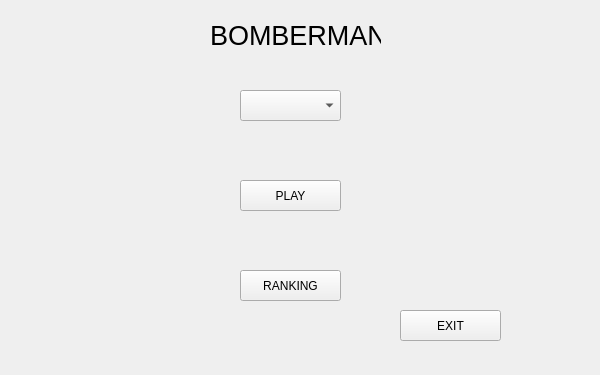
Before: the Qt Designer form Classes/GUI/game.ui in EKaczmarek/BomberMan, drawn with Qt 5.
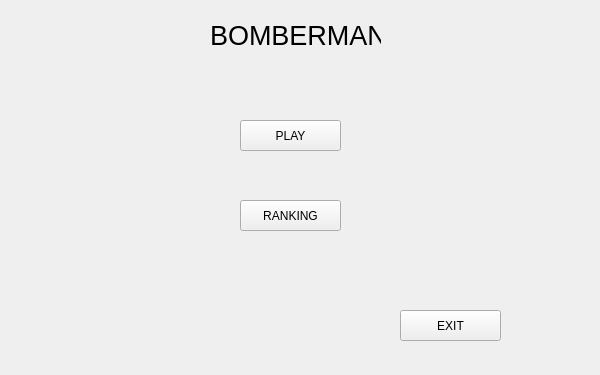
After: the same form once the commit is applied.

The edit to the form file:
```diff
--- a/Classes/GUI/game.ui
+++ b/Classes/GUI/game.ui
@@ -23,7 +23,7 @@
    <property name="geometry">
     <rect>
      <x>240</x>
-     <y>270</y>
+     <y>200</y>
      <width>101</width>
      <height>31</height>
     </rect>
@@ -57,7 +57,7 @@
    <property name="geometry">
     <rect>
      <x>240</x>
-     <y>180</y>
+     <y>120</y>
      <width>101</width>
      <height>31</height>
     </rect>
@@ -118,16 +118,6 @@
     <bool>false</bool>
    </property>
   </widget>
-  <widget class="QComboBox" name="comboBox">
-   <property name="geometry">
-    <rect>
-     <x>240</x>
-     <y>90</y>
-     <width>101</width>
-     <height>31</height>
-    </rect>
-   </property>
-  </widget>
   <widget class="QLabel" name="label">
    <property name="geometry">
     <rect>
```
